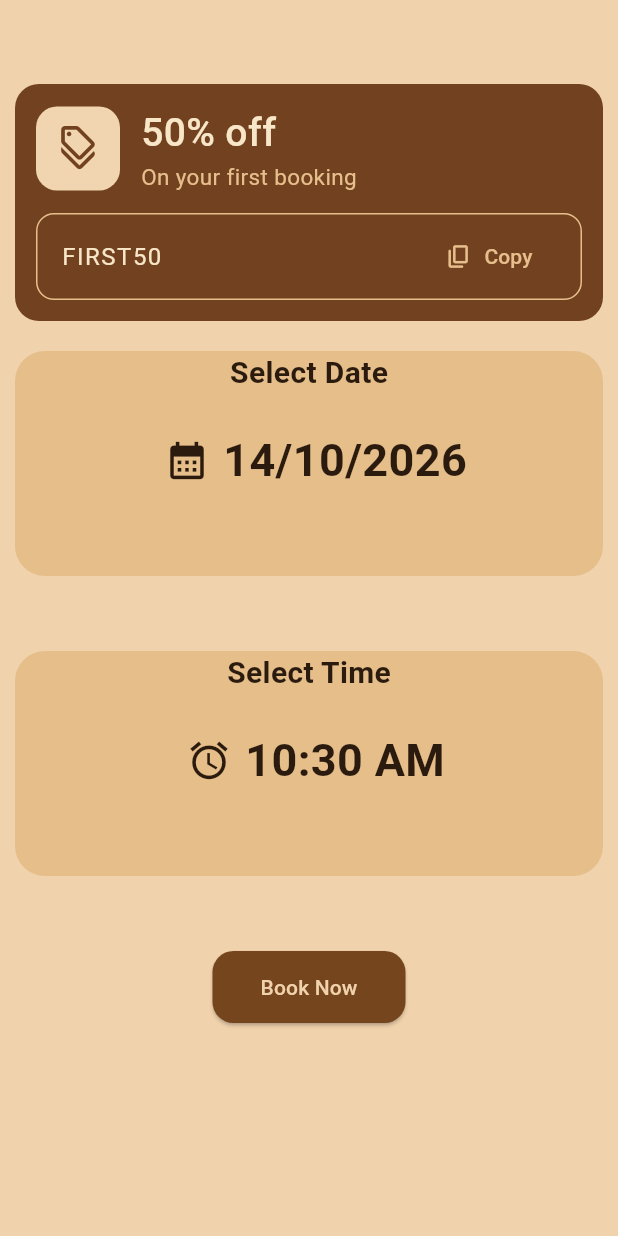
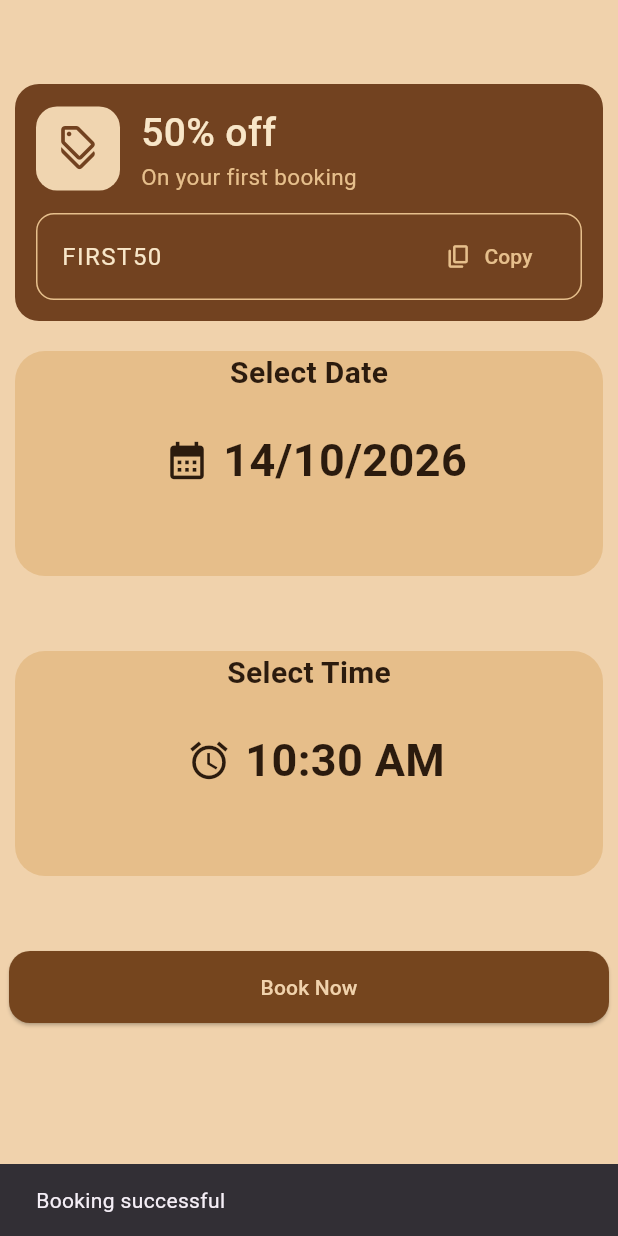
Before and after one commit to Rushikeshsaykar/barberShop, a Flutter app: the screen it shows after launch, after a tap on "Book Now", on a phone screen of 412 x 824 dp. Run offline on Flutter 3.47's test engine with Material 3 defaults, Android fonts, the phone set to English and light mode, and no system bars; our stand-ins replace cloud_firestore, firebase_auth, firebase_core, shared_preferences; accounts and stored records are empty.

Commit message:
boking add to firebase

```diff
--- a/lib/pages/Boking_page.dart
+++ b/lib/pages/Boking_page.dart
@@ -1,9 +1,9 @@
+import 'package:barbershop/services/database.dart';
 import 'package:flutter/material.dart';
 import 'package:flutter/services.dart';
 import 'package:flutter/widgets.dart';
 
-class BokingPage extends StatefulWidget{
-
+class BokingPage extends StatefulWidget {
   BokingPage({super.key});
 
   @override
@@ -22,13 +22,19 @@ class _BokingPageState extends State<BokingPage> {
       firstDate: DateTime(2026),
       lastDate: DateTime(2028),
     );
-
-
+  if (pickedDate != null)
+      setState(() {
+        _selectedDate = pickedDate;
+      });
   }
 
   Future<void> _pickTime(BuildContext context) async {
     final picked = await showTimePicker(context: context, initialTime: _time);
-    if (picked != null)  _time = picked;
+    if (picked != null)
+      setState(() {
+        _time = picked;
+      });
+
   }
 
   String get _timeText {
@@ -39,12 +45,23 @@ class _BokingPageState extends State<BokingPage> {
   }
 
   //database boking function
-  Future<void> addboking() async {
+  Future<void> booking() async {
+    try {
+      var id = DateTime.now().microsecondsSinceEpoch.toString();
+
       Map<String, dynamic> bookingdetail = {
-      "Date":
-          "${_selectedDate.day}/${_selectedDate.month}/${_selectedDate.year}",
-      "Time": _time,
+         "Date":"${_selectedDate.day}/${_selectedDate.month}/${_selectedDate.year}",
+        "Time": _time.format(context)
       };
+      await DatabaseMethod().addboking(bookingdetail, id);
+      ScaffoldMessenger.of(
+        context,
+      ).showSnackBar(SnackBar(content: Text("Booking successful")));
+    } catch (e) {
+      ScaffoldMessenger.of(
+        context,
+      ).showSnackBar(SnackBar(content: Text("Try After SOme time")));
+    }
   }
 
   @override
@@ -243,9 +260,13 @@ class _BokingPageState extends State<BokingPage> {
 
           SizedBox(height: 50),
 
-          ElevatedButton(
-            onPressed: () {},
+          SizedBox(width: 400,
+            child: ElevatedButton(
+              onPressed: () {
+                booking();
+              },
               style: ElevatedButton.styleFrom(
+
                 backgroundColor: const Color.fromARGB(255, 117, 69, 30),
                 foregroundColor: const Color(0xFFF0D2AC),
                 padding: const EdgeInsets.symmetric(horizontal: 32, vertical: 14),
@@ -255,9 +276,9 @@ class _BokingPageState extends State<BokingPage> {
               ),
               child: const Text('Book Now'),
             ),
+          ),
         ],
       ),
     );
-
   }
 }
```
Also changed, not shown: lib/pages/signup_page.dart (+9 -5 lines). Lines whose indentation alone changed are shown as unchanged.
